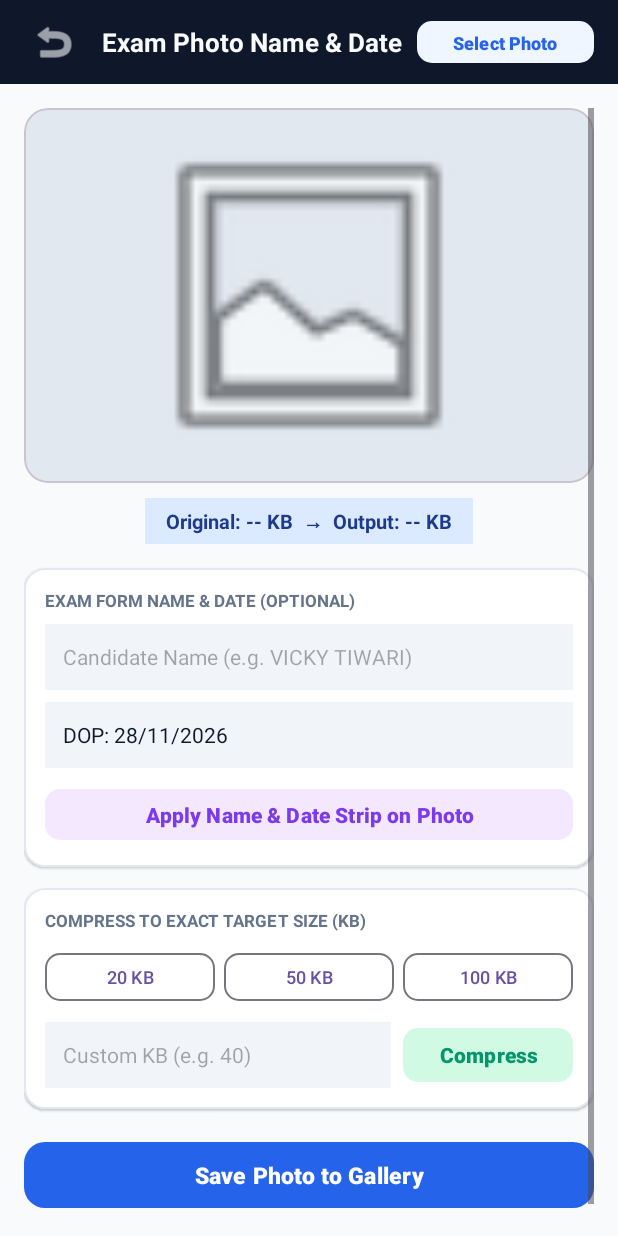
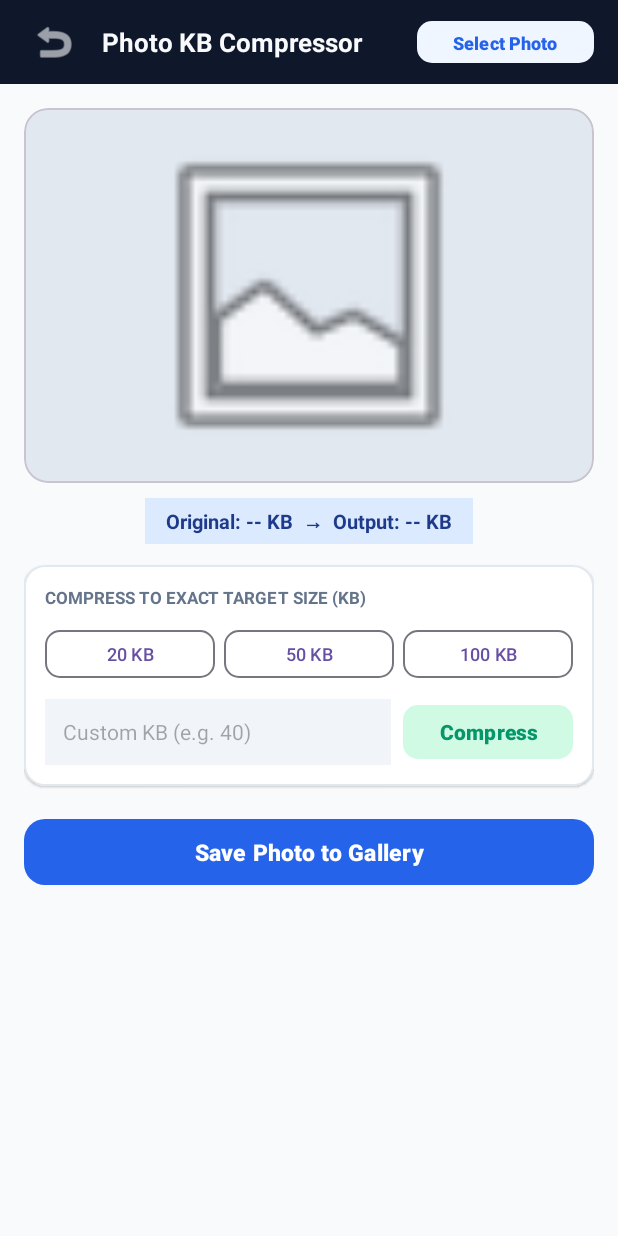
Before and after one commit to advocatevickytiwari/DocMitra-App, an Android app: the screen it shows after launch (PhotoStudioActivity), after a tap on an icon or button, on a phone screen of 412 x 824 dp. Run offline under Robolectric (Android 15) with nearby library versions, the phone set to English and light mode, and no system bars; libraries missing offline, so code that uses them is left out: com.google.mlkit.vision; 3 other taps on this screen came first.

Commit message:
Update MainActivity.kt

```diff
--- a/app/src/main/java/com/docmitra/scanner/MainActivity.kt
+++ b/app/src/main/java/com/docmitra/scanner/MainActivity.kt
@@ -61,7 +61,6 @@ class MainActivity : AppCompatActivity() {
     private lateinit var ivTabTools: ImageView
     private lateinit var tvTabTools: TextView
 
-    // Runtime Camera Permission Launcher
     private val cameraPermissionLauncher = registerForActivityResult(
         ActivityResultContracts.RequestPermission()
     ) { granted ->
@@ -72,7 +71,6 @@ class MainActivity : AppCompatActivity() {
         }
     }
 
-    // Direct System Camera Fallback (100% reliable on every Android phone)
     private val directCameraLauncher = registerForActivityResult(
         ActivityResultContracts.TakePicture()
     ) { success ->
@@ -85,7 +83,6 @@ class MainActivity : AppCompatActivity() {
         }
     }
 
-    // Direct Multi-Image Gallery Picker
     private val galleryMultiLauncher = registerForActivityResult(
         ActivityResultContracts.GetMultipleContents()
     ) { uris ->
@@ -106,7 +103,6 @@ class MainActivity : AppCompatActivity() {
         }
     }
 
-    // ML Kit Document Scanner Launcher (Immediately persists URIs to cache before opening preview so Next never fails)
     private val scannerLauncher = registerForActivityResult(
         ActivityResultContracts.StartIntentSenderForResult()
     ) { result ->
@@ -175,7 +171,6 @@ class MainActivity : AppCompatActivity() {
             startActivity(Intent(this, AboutActivity::class.java))
         }
 
-        // Clicking Scan button asks cleanly: Smart Auto-Scan / Camera / Gallery
         findViewById<MaterialCardView>(R.id.cardCamScan).setOnClickListener {
             if (isBusyProcessing) return@setOnClickListener
             targetProjectFolderForScan = null
@@ -269,7 +264,6 @@ class MainActivity : AppCompatActivity() {
                 scannerLauncher.launch(IntentSenderRequest.Builder(intentSender).build())
             }
             .addOnFailureListener {
-                // Automatic fallback to Direct System Camera if ML Kit service is busy
                 checkPermissionAndLaunchCamera()
             }
     }
@@ -643,7 +637,7 @@ class MainActivity : AppCompatActivity() {
             startActivity(Intent(this, PhotoStudioActivity::class.java).apply { putExtra("MODE", "COMPRESS") })
         }
         findViewById<MaterialCardView>(R.id.cardExamPhoto).setOnClickListener {
-            startActivity(Intent(this, PhotoStudioActivity::class.java).apply { putExtra("MODE", "EXAM") })
+            startActivity(Intent(this, PhotoStudioActivity::class.java).apply { putExtra("MODE", "STAMP_SIGN") })
         }
         findViewById<MaterialCardView>(R.id.cardImgToPdf).setOnClickListener {
             startActivity(Intent(this, PdfIdStudioActivity::class.java).apply { putExtra("MODE", "IMG_TO_PDF") })
@@ -667,7 +661,7 @@ class MainActivity : AppCompatActivity() {
         findViewById<TextView>(R.id.tvTool1).text =
             if (isHindi) "फोटो साइज कम\nकरें (KB)" else "Photo & Image\nCompress (KB)"
         findViewById<TextView>(R.id.tvTool2).text =
-            if (isHindi) "एग्जाम फोटो व\nनाम/तारीख" else "Exam Photo &\nName / Date"
+            if (isHindi) "मोहर व हस्ताक्षर\n(Stamp & Sign)" else "Signature &\nCustom Stamp"
         findViewById<TextView>(R.id.tvTool3).text =
             if (isHindi) "फोटो से PDF\nबनाएं" else "Image to PDF\nMaker"
         findViewById<TextView>(R.id.tvTool4).text =
```
